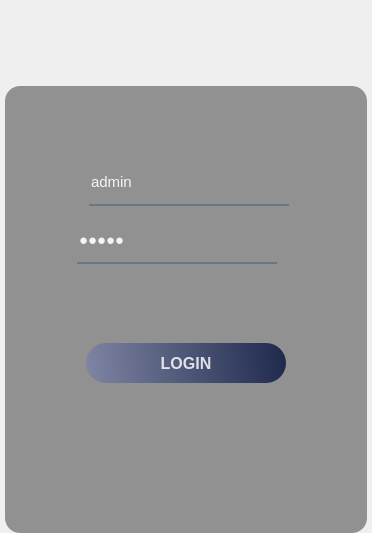
DORSA-co/MSC_Conveyor, file UIFiles/login_UI.ui: the form before one commit.
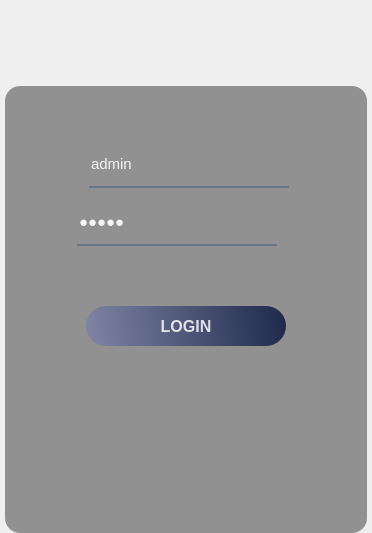
The form after the commit. Icons and pictures are not drawn.

What changed in the file:
```diff
--- a/UIFiles/login_UI.ui
+++ b/UIFiles/login_UI.ui
@@ -40,9 +40,13 @@
 	padding-bottom: 7px;
 }
 
+QLineEdit:focus {
+	border-bottom: 3px solid #7E84A2;
+}
+
 #main_frame{
-border-image: url(:/login_icons/icons/login_icons/dorsa.jpg);
-border-radius: 20px;
+	border-image: url(:/icons/icons/bg_image.jpg);
+	border-radius: 20px;
 }
 
 #inner_frame{
@@ -257,6 +261,9 @@
                    <enum>QFrame::Raised</enum>
                   </property>
                   <layout class="QVBoxLayout" name="verticalLayout_5">
+                   <property name="topMargin">
+                    <number>50</number>
+                   </property>
                    <item>
                     <layout class="QHBoxLayout" name="horizontalLayout_7">
                      <item>
@@ -481,26 +488,22 @@
                     </layout>
                    </item>
                    <item>
-                    <layout class="QVBoxLayout" name="verticalLayout_9">
-                     <item>
-                      <layout class="QHBoxLayout" name="horizontalLayout_10">
-                       <property name="sizeConstraint">
-                        <enum>QLayout::SetDefaultConstraint</enum>
-                       </property>
-                       <item>
-                        <spacer name="horizontalSpacer_11">
+                    <spacer name="verticalSpacer_2">
                          <property name="orientation">
-                          <enum>Qt::Horizontal</enum>
+                      <enum>Qt::Vertical</enum>
+                     </property>
+                     <property name="sizeType">
+                      <enum>QSizePolicy::Preferred</enum>
                          </property>
                          <property name="sizeHint" stdset="0">
                           <size>
-                           <width>40</width>
-                           <height>20</height>
+                       <width>20</width>
+                       <height>40</height>
                           </size>
                          </property>
                         </spacer>
                        </item>
-                       <item>
+                   <item alignment="Qt::AlignHCenter">
                         <widget class="QPushButton" name="login_btn">
                          <property name="minimumSize">
                           <size>
@@ -533,23 +536,6 @@
                         </widget>
                        </item>
                        <item>
-                        <spacer name="horizontalSpacer_12">
-                         <property name="orientation">
-                          <enum>Qt::Horizontal</enum>
-                         </property>
-                         <property name="sizeHint" stdset="0">
-                          <size>
-                           <width>40</width>
-                           <height>20</height>
-                          </size>
-                         </property>
-                        </spacer>
-                       </item>
-                      </layout>
-                     </item>
-                    </layout>
-                   </item>
-                   <item>
                     <widget class="QLabel" name="login_error_lbl">
                      <property name="sizePolicy">
                       <sizepolicy hsizetype="Preferred" vsizetype="Fixed">
@@ -562,6 +548,19 @@
                      </property>
                     </widget>
                    </item>
+                   <item>
+                    <spacer name="verticalSpacer">
+                     <property name="orientation">
+                      <enum>Qt::Vertical</enum>
+                     </property>
+                     <property name="sizeHint" stdset="0">
+                      <size>
+                       <width>20</width>
+                       <height>40</height>
+                      </size>
+                     </property>
+                    </spacer>
+                   </item>
                   </layout>
                  </widget>
                 </item>
```
Left out of the diff: 13 changed lines with no effect on the pictures. Lines whose indentation alone changed are shown as unchanged.
